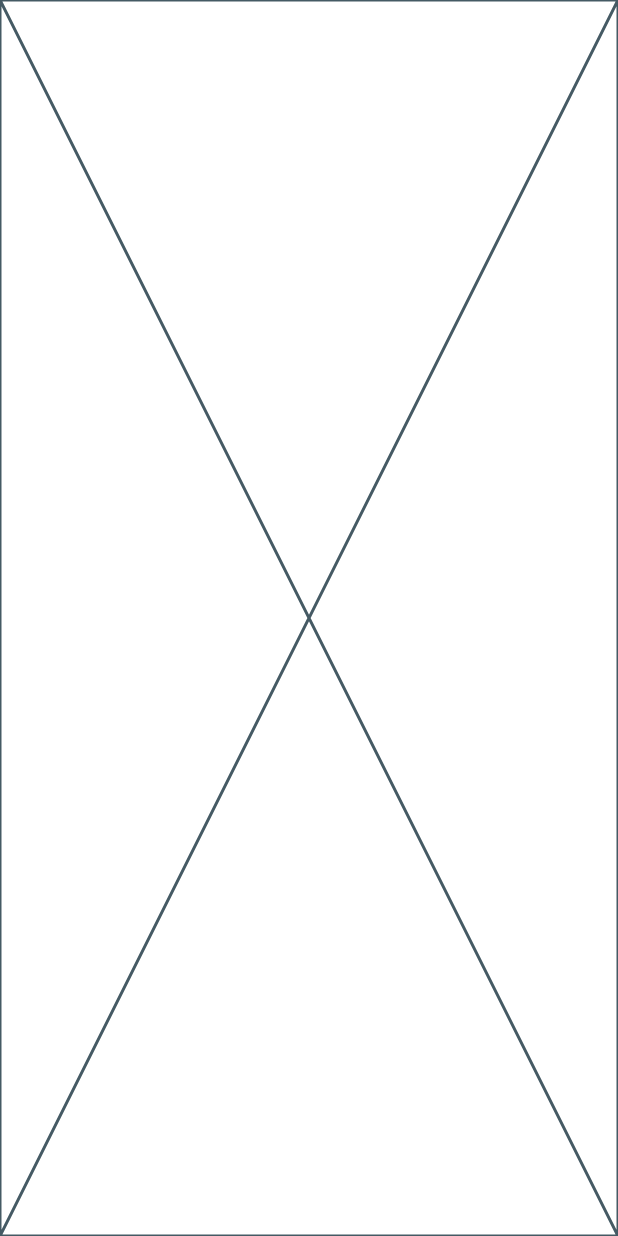
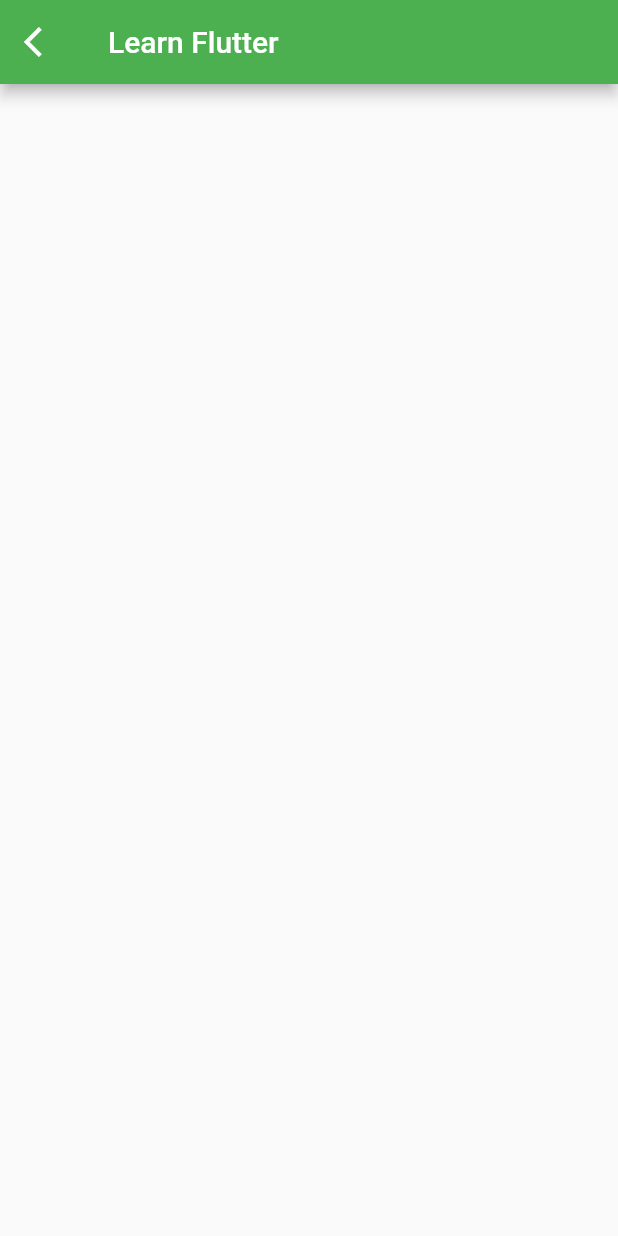
Before and after one commit to HORRYZONE/flutter_ClubApp, a Flutter app: the screen it shows after launch, after a tap on "learn flutter", on a phone screen of 412 x 824 dp. Run offline on Flutter 3.47's test engine with Material 2 defaults, Android fonts, the phone set to English and light mode, and no system bars.

Commit message:
using Navigator to change page use IconButton widget at LFlutterPage

```diff
--- a/sampleproject/lib/learn_flutter_page.dart
+++ b/sampleproject/lib/learn_flutter_page.dart
@@ -10,6 +10,16 @@ class LearnFlutterpage extends StatefulWidget {
 class _LearnFlutterpageState extends State<LearnFlutterpage> {
   @override
   Widget build(BuildContext context) {
-    return const Placeholder();
+    return Scaffold(
+      appBar: AppBar(
+        title: const Text("Learn Flutter"),
+        automaticallyImplyLeading: false,
+        leading: IconButton(
+            onPressed: () {
+              Navigator.of(context).pop();
+            },
+            icon: const Icon(Icons.arrow_back_ios)),
+      ),
+    );
   }
 }
```
